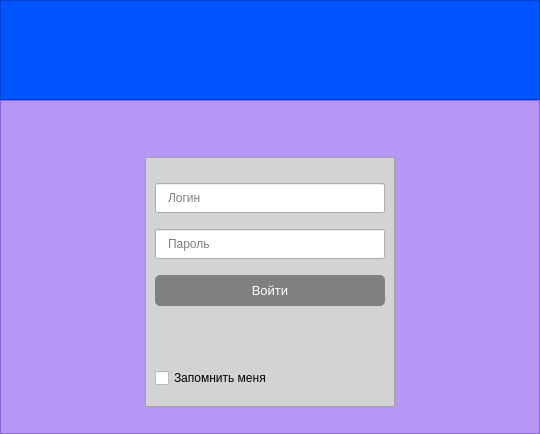
The window that rsc/dialog.ui (justfollowthesun/laser_control) describes before a commit, drawn with Qt 5.
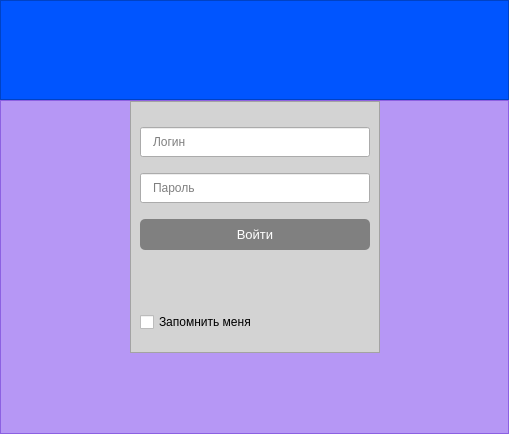
The same window after the commit.

Commit message: add function signup_check

Diff of the .ui file:
```diff
--- a/rsc/dialog.ui
+++ b/rsc/dialog.ui
@@ -6,7 +6,7 @@
    <rect>
     <x>0</x>
     <y>0</y>
-    <width>540</width>
+    <width>509</width>
     <height>434</height>
    </rect>
   </property>
@@ -17,7 +17,7 @@
    <property name="styleSheet">
     <string notr="true">font: 10pt &quot;Segoe UI&quot;;</string>
    </property>
-   <layout class="QGridLayout" name="gridLayout_2">
+   <layout class="QGridLayout" name="gridLayout">
     <property name="leftMargin">
      <number>0</number>
     </property>
@@ -34,11 +34,6 @@
      <number>0</number>
     </property>
     <item row="0" column="0">
-     <layout class="QVBoxLayout" name="verticalLayout_2">
-      <property name="spacing">
-       <number>0</number>
-      </property>
-      <item>
        <widget class="QFrame" name="header">
         <property name="minimumSize">
          <size>
@@ -63,8 +58,30 @@
         </property>
        </widget>
       </item>
-      <item>
-       <widget class="QFrame" name="base">
+    <item row="1" column="0">
+     <widget class="QStackedWidget" name="stackedWidget">
+      <property name="currentIndex">
+       <number>1</number>
+      </property>
+      <widget class="QWidget" name="login_page">
+       <layout class="QGridLayout" name="gridLayout_2">
+        <property name="leftMargin">
+         <number>0</number>
+        </property>
+        <property name="topMargin">
+         <number>0</number>
+        </property>
+        <property name="rightMargin">
+         <number>0</number>
+        </property>
+        <property name="bottomMargin">
+         <number>0</number>
+        </property>
+        <property name="spacing">
+         <number>0</number>
+        </property>
+        <item row="0" column="0">
+         <widget class="QFrame" name="base_3">
         <property name="styleSheet">
          <string notr="true">QFrame{
 	background-color: rgba(95, 15, 255,100);
@@ -76,7 +93,7 @@
         <property name="frameShadow">
          <enum>QFrame::Raised</enum>
         </property>
-        <layout class="QGridLayout" name="gridLayout">
+          <layout class="QGridLayout" name="gridLayout_5">
          <property name="leftMargin">
           <number>0</number>
          </property>
@@ -93,7 +110,7 @@
           <number>0</number>
          </property>
          <item row="0" column="0">
-          <layout class="QHBoxLayout" name="horizontalLayout">
+            <layout class="QHBoxLayout" name="horizontalLayout_3">
            <item>
             <spacer name="horizontalSpacer">
              <property name="orientation">
@@ -298,6 +315,277 @@
        </widget>
       </item>
      </layout>
+      </widget>
+      <widget class="QWidget" name="sign_up_page">
+       <layout class="QGridLayout" name="gridLayout_4">
+        <property name="leftMargin">
+         <number>0</number>
+        </property>
+        <property name="topMargin">
+         <number>0</number>
+        </property>
+        <property name="rightMargin">
+         <number>0</number>
+        </property>
+        <property name="bottomMargin">
+         <number>0</number>
+        </property>
+        <property name="spacing">
+         <number>0</number>
+        </property>
+        <item row="0" column="0">
+         <widget class="QFrame" name="base_2">
+          <property name="styleSheet">
+           <string notr="true">QFrame{
+	background-color: rgba(95, 15, 255,100);
+}</string>
+          </property>
+          <property name="frameShape">
+           <enum>QFrame::StyledPanel</enum>
+          </property>
+          <property name="frameShadow">
+           <enum>QFrame::Raised</enum>
+          </property>
+          <layout class="QGridLayout" name="gridLayout_3">
+           <property name="leftMargin">
+            <number>0</number>
+           </property>
+           <property name="topMargin">
+            <number>0</number>
+           </property>
+           <property name="rightMargin">
+            <number>0</number>
+           </property>
+           <property name="bottomMargin">
+            <number>0</number>
+           </property>
+           <property name="spacing">
+            <number>0</number>
+           </property>
+           <item row="0" column="0">
+            <layout class="QHBoxLayout" name="horizontalLayout_2">
+             <item>
+              <spacer name="horizontalSpacer_3">
+               <property name="orientation">
+                <enum>Qt::Horizontal</enum>
+               </property>
+               <property name="sizeHint" stdset="0">
+                <size>
+                 <width>40</width>
+                 <height>20</height>
+                </size>
+               </property>
+              </spacer>
+             </item>
+             <item>
+              <widget class="QFrame" name="form_3">
+               <property name="minimumSize">
+                <size>
+                 <width>250</width>
+                 <height>250</height>
+                </size>
+               </property>
+               <property name="maximumSize">
+                <size>
+                 <width>350</width>
+                 <height>350</height>
+                </size>
+               </property>
+               <property name="styleSheet">
+                <string notr="true">QFrame{
+	
+	background-color: lightgrey;
+}
+
+QLineEdit{
+	padding:0 10 0 10;
+}</string>
+               </property>
+               <property name="frameShape">
+                <enum>QFrame::StyledPanel</enum>
+               </property>
+               <property name="frameShadow">
+                <enum>QFrame::Raised</enum>
+               </property>
+               <layout class="QVBoxLayout" name="verticalLayout_2">
+                <property name="spacing">
+                 <number>0</number>
+                </property>
+                <property name="bottomMargin">
+                 <number>0</number>
+                </property>
+                <item>
+                 <widget class="QLineEdit" name="login_line_2">
+                  <property name="minimumSize">
+                   <size>
+                    <width>205</width>
+                    <height>30</height>
+                   </size>
+                  </property>
+                  <property name="maximumSize">
+                   <size>
+                    <width>16777215</width>
+                    <height>30</height>
+                   </size>
+                  </property>
+                  <property name="maxLength">
+                   <number>30</number>
+                  </property>
+                  <property name="frame">
+                   <bool>true</bool>
+                  </property>
+                  <property name="echoMode">
+                   <enum>QLineEdit::Normal</enum>
+                  </property>
+                  <property name="placeholderText">
+                   <string>Логин</string>
+                  </property>
+                  <property name="clearButtonEnabled">
+                   <bool>true</bool>
+                  </property>
+                 </widget>
+                </item>
+                <item>
+                 <widget class="QLineEdit" name="password_line_2">
+                  <property name="minimumSize">
+                   <size>
+                    <width>205</width>
+                    <height>30</height>
+                   </size>
+                  </property>
+                  <property name="maximumSize">
+                   <size>
+                    <width>16777215</width>
+                    <height>30</height>
+                   </size>
+                  </property>
+                  <property name="maxLength">
+                   <number>30</number>
+                  </property>
+                  <property name="frame">
+                   <bool>true</bool>
+                  </property>
+                  <property name="echoMode">
+                   <enum>QLineEdit::Password</enum>
+                  </property>
+                  <property name="placeholderText">
+                   <string>Пароль</string>
+                  </property>
+                  <property name="clearButtonEnabled">
+                   <bool>true</bool>
+                  </property>
+                 </widget>
+                </item>
+                <item>
+                 <widget class="QPushButton" name="submit_button_2">
+                  <property name="minimumSize">
+                   <size>
+                    <width>205</width>
+                    <height>30</height>
+                   </size>
+                  </property>
+                  <property name="maximumSize">
+                   <size>
+                    <width>16777215</width>
+                    <height>31</height>
+                   </size>
+                  </property>
+                  <property name="font">
+                   <font>
+                    <family>Segoe UI</family>
+                    <pointsize>10</pointsize>
+                   </font>
+                  </property>
+                  <property name="styleSheet">
+                   <string notr="true">QPushButton {
+	background-color:grey;
+	border-radius:5px;
+	color:rgb(255, 255, 255);
+}
+
+QPushButton:hover {
+	border: 2px solid rgb(247, 247, 247);
+}
+
+QPushButton:pressed {
+	background-color: rgb(88, 88, 88);
+}
+
+
+
+</string>
+                  </property>
+                  <property name="text">
+                   <string>Войти</string>
+                  </property>
+                 </widget>
+                </item>
+                <item>
+                 <widget class="QLabel" name="message_info_2">
+                  <property name="enabled">
+                   <bool>true</bool>
+                  </property>
+                  <property name="maximumSize">
+                   <size>
+                    <width>16777215</width>
+                    <height>30</height>
+                   </size>
+                  </property>
+                  <property name="text">
+                   <string/>
+                  </property>
+                  <property name="alignment">
+                   <set>Qt::AlignCenter</set>
+                  </property>
+                 </widget>
+                </item>
+                <item>
+                 <widget class="QCheckBox" name="saveme_chbox_2">
+                  <property name="text">
+                   <string>Запомнить меня</string>
+                  </property>
+                 </widget>
+                </item>
+               </layout>
+              </widget>
+             </item>
+             <item>
+              <spacer name="horizontalSpacer_4">
+               <property name="orientation">
+                <enum>Qt::Horizontal</enum>
+               </property>
+               <property name="sizeHint" stdset="0">
+                <size>
+                 <width>40</width>
+                 <height>20</height>
+                </size>
+               </property>
+              </spacer>
+             </item>
+            </layout>
+           </item>
+           <item row="1" column="0">
+            <spacer name="verticalSpacer">
+             <property name="orientation">
+              <enum>Qt::Vertical</enum>
+             </property>
+             <property name="sizeType">
+              <enum>QSizePolicy::Fixed</enum>
+             </property>
+             <property name="sizeHint" stdset="0">
+              <size>
+               <width>20</width>
+               <height>80</height>
+              </size>
+             </property>
+            </spacer>
+           </item>
+          </layout>
+         </widget>
+        </item>
+       </layout>
+      </widget>
+     </widget>
     </item>
    </layout>
   </widget>
```
Left out of the diff: 18 changed lines with no effect on the pictures. Lines whose indentation alone changed are shown as unchanged. The commit also changes 12 other files.
